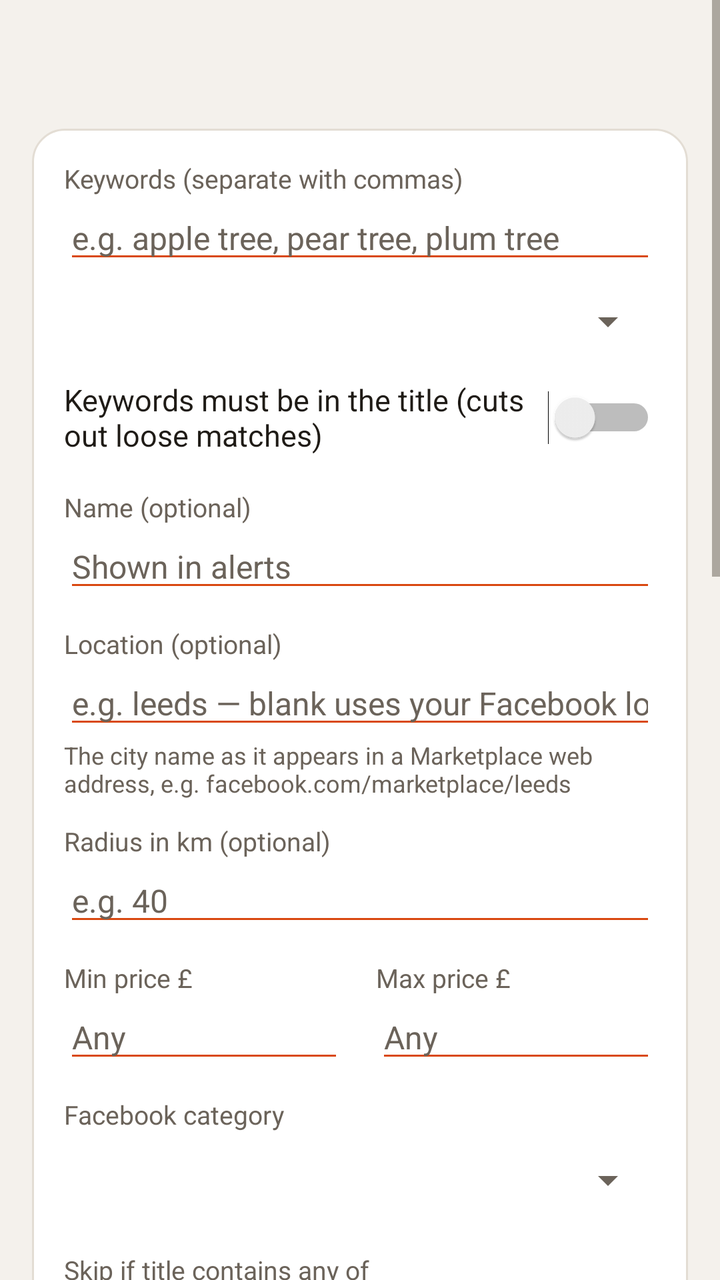
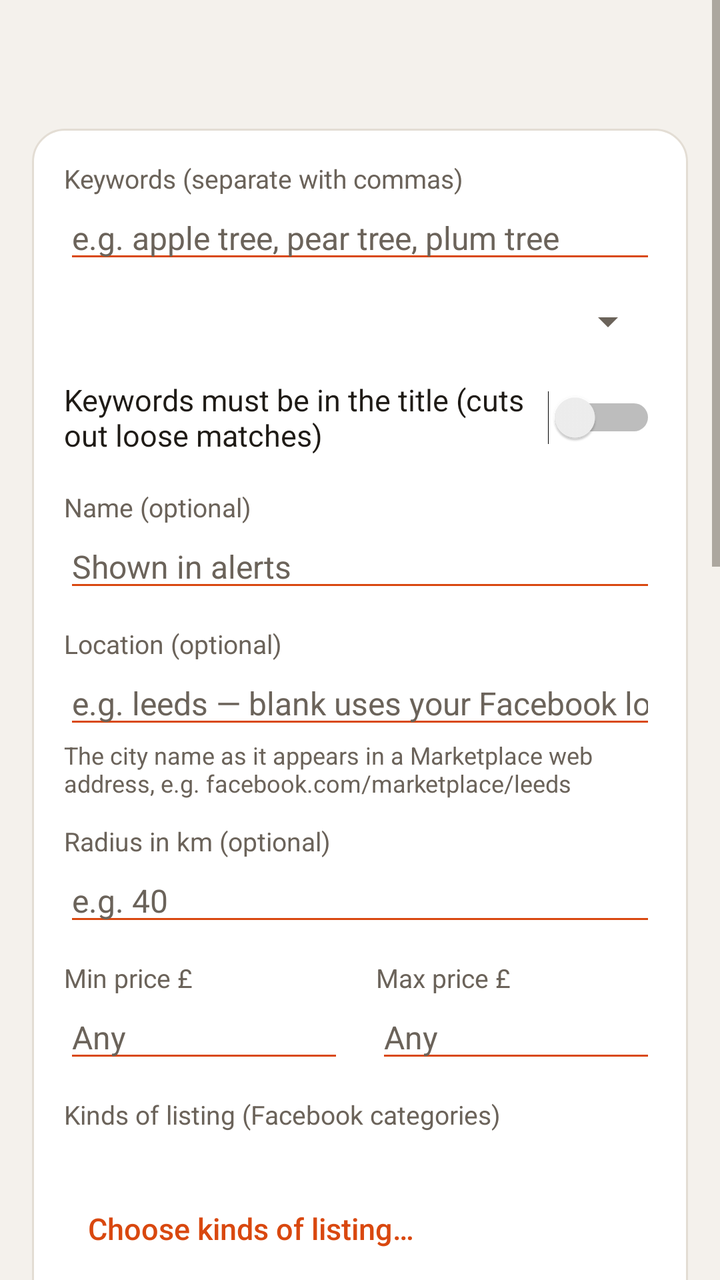

An Android layout rendered at two revisions. The XML below is the earlier revision; the diff shows what the commit changed to produce the second picture.
<!-- AndroidManifest.xml: application theme AppTheme -->
<!-- res/layout/activity_edit.xml -->
<?xml version="1.0" encoding="utf-8"?>
<ScrollView xmlns:android="http://schemas.android.com/apk/res/android"
    android:layout_width="match_parent"
    android:layout_height="match_parent"
    android:fillViewport="true">

    <LinearLayout
        android:layout_width="match_parent"
        android:layout_height="wrap_content"
        android:orientation="vertical"
        android:paddingStart="16dp"
        android:paddingEnd="16dp"
        android:paddingTop="20dp"
        android:paddingBottom="32dp">

        <TextView
            android:id="@+id/tvHeading"
            android:layout_width="match_parent"
            android:layout_height="wrap_content"
            android:layout_marginBottom="12dp"
            android:textColor="@color/text"
            android:textSize="24sp"
            android:textStyle="bold" />

        <LinearLayout style="@style/Card">

            <TextView style="@style/Label" android:layout_marginTop="0dp" android:text="Keywords (separate with commas)" />
            <EditText
                android:id="@+id/etQuery"
                style="@style/Field"
                android:hint="e.g. apple tree, pear tree, plum tree"
                android:inputType="text" />
            <Spinner
                android:id="@+id/spIncludeMode"
                android:layout_width="match_parent"
                android:layout_height="48dp" />
            <Switch
                android:id="@+id/swTitleOnly"
                android:layout_width="match_parent"
                android:layout_height="wrap_content"
                android:minHeight="48dp"
                android:text="Keywords must be in the title (cuts out loose matches)"
                android:textColor="@color/text"
                android:textSize="15sp" />

            <TextView style="@style/Label" android:text="Name (optional)" />
            <EditText
                android:id="@+id/etName"
                style="@style/Field"
                android:hint="Shown in alerts"
                android:inputType="textCapSentences" />

            <TextView style="@style/Label" android:text="Location (optional)" />
            <EditText
                android:id="@+id/etLocation"
                style="@style/Field"
                android:hint="e.g. leeds — blank uses your Facebook location"
                android:inputType="textNoSuggestions" />
            <TextView
                android:layout_width="match_parent"
                android:layout_height="wrap_content"
                android:text="The city name as it appears in a Marketplace web address, e.g. facebook.com/marketplace/leeds"
                android:textColor="@color/subtext"
                android:textSize="12sp" />

            <TextView style="@style/Label" android:text="Radius in km (optional)" />
            <EditText
                android:id="@+id/etRadius"
                style="@style/Field"
                android:hint="e.g. 40"
                android:inputType="number" />

            <LinearLayout
                android:layout_width="match_parent"
                android:layout_height="wrap_content"
                android:orientation="horizontal">

                <LinearLayout
                    android:layout_width="0dp"
                    android:layout_height="wrap_content"
                    android:layout_marginEnd="8dp"
                    android:layout_weight="1"
                    android:orientation="vertical">

                    <TextView style="@style/Label" android:text="Min price £" />
                    <EditText
                        android:id="@+id/etMin"
                        style="@style/Field"
                        android:hint="Any"
                        android:inputType="number" />
                </LinearLayout>

                <LinearLayout
                    android:layout_width="0dp"
                    android:layout_height="wrap_content"
                    android:layout_marginStart="8dp"
                    android:layout_weight="1"
                    android:orientation="vertical">

                    <TextView style="@style/Label" android:text="Max price £" />
                    <EditText
                        android:id="@+id/etMax"
                        style="@style/Field"
                        android:hint="Any"
                        android:inputType="number" />
                </LinearLayout>
            </LinearLayout>

            <TextView style="@style/Label" android:text="Facebook category" />
            <Spinner
                android:id="@+id/spCategory"
                android:layout_width="match_parent"
                android:layout_height="48dp" />

            <TextView style="@style/Label" android:text="Skip if title contains any of" />
            <EditText
                android:id="@+id/etExclude"
                style="@style/Field"
                android:hint="e.g. wanted, broken, parts"
                android:inputType="textNoSuggestions" />

            <TextView style="@style/Label" android:text="Description must mention any of (optional)" />
            <EditText
                android:id="@+id/etDescInc"
                style="@style/Field"
                android:hint="e.g. fruiting, bare root"
                android:inputType="textNoSuggestions" />

            <TextView style="@style/Label" android:text="Skip if description mentions any of" />
            <EditText
                android:id="@+id/etDescExc"
                style="@style/Field"
                android:hint="e.g. artificial, plastic, fake"
                android:inputType="textNoSuggestions" />
            <TextView
                android:layout_width="match_parent"
                android:layout_height="wrap_content"
                android:text="Descriptions are checked by opening each matching listing, so these add a few seconds per check."
                android:textColor="@color/subtext"
                android:textSize="12sp" />

            <Switch
                android:id="@+id/swArea"
                android:layout_width="match_parent"
                android:layout_height="wrap_content"
                android:layout_marginTop="16dp"
                android:minHeight="48dp"
                android:text="Ignore listings outside my radius (Facebook sometimes adds far-away ones)"
                android:textColor="@color/text"
                android:textSize="15sp" />

            <TextView
                style="@style/Label"
                android:layout_marginTop="20dp"
                android:text="WHAT TO TELL YOU ABOUT"
                android:textStyle="bold"
                android:letterSpacing="0.06" />

            <TextView style="@style/Label" android:layout_marginTop="8dp" android:text="New listings" />
            <Spinner android:id="@+id/spNew" android:layout_width="match_parent" android:layout_height="48dp" />

            <TextView style="@style/Label" android:layout_marginTop="4dp" android:text="Price drops" />
            <Spinner android:id="@+id/spDrop" android:layout_width="match_parent" android:layout_height="48dp" />

            <TextView style="@style/Label" android:layout_marginTop="4dp" android:text="Renewed / not selling (older listings bumped back up)" />
            <Spinner android:id="@+id/spRenewed" android:layout_width="match_parent" android:layout_height="48dp" />

            <TextView style="@style/Label" android:layout_marginTop="4dp" android:text="Title changed" />
            <Spinner android:id="@+id/spUpdated" android:layout_width="match_parent" android:layout_height="48dp" />
        </LinearLayout>

        <Button
            android:id="@+id/btnSave"
            style="@style/PrimaryButton"
            android:layout_width="match_parent"
            android:layout_height="wrap_content"
            android:text="Save" />

        <LinearLayout
            android:layout_width="match_parent"
            android:layout_height="wrap_content"
            android:layout_marginTop="4dp"
            android:orientation="horizontal">

            <Button
                android:id="@+id/btnPreview"
                style="@style/TextButton"
                android:layout_width="0dp"
                android:layout_height="wrap_content"
                android:layout_weight="1"
                android:text="Test this search" />

            <Button
                android:id="@+id/btnDelete"
                style="@style/TextButton"
                android:layout_width="0dp"
                android:layout_height="wrap_content"
                android:layout_weight="1"
                android:text="Delete" />
        </LinearLayout>
    </LinearLayout>
</ScrollView>
<!-- resources referenced by this layout -->
<resources>
  <color name="subtext">#6B635A</color>
  <color name="text">#1F1B16</color>
  <style name="Card">
          <item name="android:layout_width">match_parent</item>
          <item name="android:layout_height">wrap_content</item>
          <item name="android:orientation">vertical</item>
          <item name="android:background">@drawable/card</item>
          <item name="android:padding">16dp</item>
          <item name="android:layout_marginBottom">12dp</item>
      </style>
  <style name="Field">
          <item name="android:layout_width">match_parent</item>
          <item name="android:layout_height">wrap_content</item>
          <item name="android:textSize">16sp</item>
          <item name="android:textColor">@color/text</item>
          <item name="android:textColorHint">@color/subtext</item>
          <item name="android:backgroundTint">@color/accent</item>
      </style>
  <style name="Label">
          <item name="android:layout_width">match_parent</item>
          <item name="android:layout_height">wrap_content</item>
          <item name="android:textSize">13sp</item>
          <item name="android:textColor">@color/subtext</item>
          <item name="android:layout_marginTop">12dp</item>
      </style>
  <style name="PrimaryButton" parent="android:Widget.Material.Button">
          <item name="android:backgroundTint">@color/accent</item>
          <item name="android:textColor">@color/on_accent</item>
          <item name="android:textAllCaps">false</item>
          <item name="android:textSize">16sp</item>
          <item name="android:minHeight">52dp</item>
      </style>
  <style name="TextButton" parent="android:Widget.Material.Button.Borderless">
          <item name="android:textColor">@color/accent</item>
          <item name="android:textAllCaps">false</item>
          <item name="android:textSize">15sp</item>
      </style>
  <style name="AppTheme" parent="android:Theme.Material.Light.NoActionBar">
          <item name="android:colorPrimary">@color/accent</item>
          <item name="android:colorPrimaryDark">@color/bg</item>
          <item name="android:colorAccent">@color/accent</item>
          <item name="android:windowBackground">@color/bg</item>
          <item name="android:statusBarColor">@color/bg</item>
          <item name="android:navigationBarColor">@color/bg</item>
          <item name="android:windowLightStatusBar">true</item>
          <item name="android:textColorPrimary">@color/text</item>
          <item name="android:textColorSecondary">@color/subtext</item>
          <item name="android:alertDialogTheme">@style/DialogTheme</item>
      </style>
  <!-- drawable card (drawable) -->
  <?xml version="1.0" encoding="utf-8"?>
  <shape xmlns:android="http://schemas.android.com/apk/res/android" android:shape="rectangle">
      <solid android:color="@color/card" />
      <corners android:radius="16dp" />
      <stroke android:width="1dp" android:color="@color/line" />
  </shape>
  <color name="accent">#D9480F</color>
  <color name="on_accent">#FFFFFF</color>
  <color name="bg">#F4F1EC</color>
  <style name="DialogTheme" parent="android:Theme.Material.Light.Dialog.Alert">
          <item name="android:colorAccent">@color/accent</item>
      </style>
  <color name="card">#FFFFFF</color>
  <color name="line">#E3DDD4</color>
</resources>

<!-- the commit's change to res/layout/activity_edit.xml (unified diff, before → after) -->
@@ -106,11 +106,20 @@
                 </LinearLayout>
             </LinearLayout>
 
-            <TextView style="@style/Label" android:text="Facebook category" />
-            <Spinner
-                android:id="@+id/spCategory"
-                android:layout_width="match_parent"
-                android:layout_height="48dp" />
+            <TextView style="@style/Label" android:text="Kinds of listing (Facebook categories)" />
+            <TextView
+                android:id="@+id/tvKinds"
+                android:layout_width="match_parent"
+                android:layout_height="wrap_content"
+                android:layout_marginTop="4dp"
+                android:textColor="@color/text"
+                android:textSize="15sp" />
+            <Button
+                android:id="@+id/btnKinds"
+                style="@style/TextButton"
+                android:layout_width="wrap_content"
+                android:layout_height="wrap_content"
+                android:text="Choose kinds of listing…" />
 
             <TextView style="@style/Label" android:text="Skip if title contains any of" />
             <EditText
